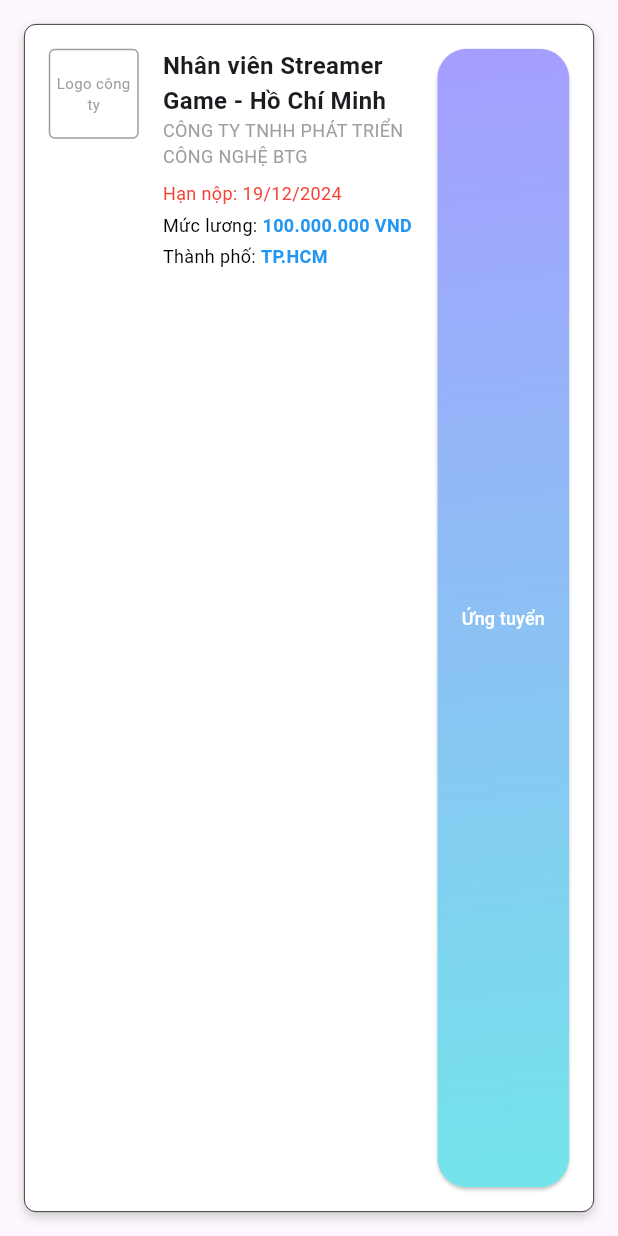
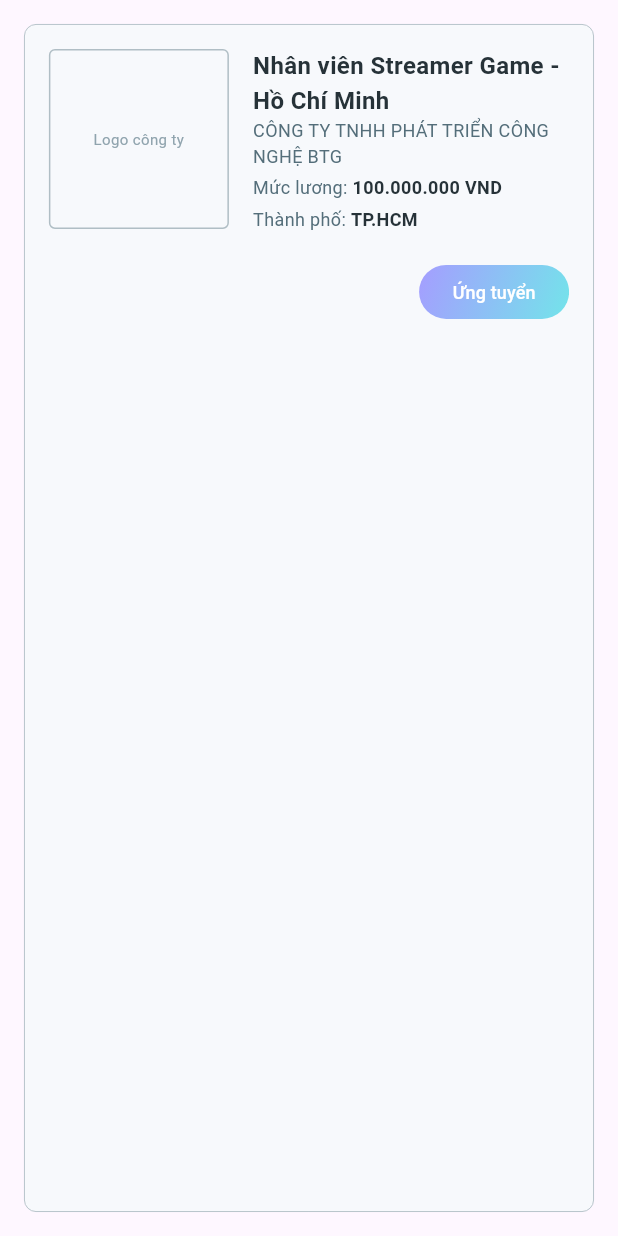
Before and after one commit to ThuPham60232004/flutter_application_project, a Flutter app: the JobCard widget shown alone on an empty page, opened directly, on a phone screen of 412 x 824 dp. Run offline on Flutter 3.47's test engine with Material 3 defaults, Android fonts, the phone set to English and light mode, and no system bars.

Commit message:
Them component (4)

```diff
--- a/lib/core/widgets/widget_jobcard.dart
+++ b/lib/core/widgets/widget_jobcard.dart
@@ -1,58 +1,44 @@
 import 'package:flutter/material.dart';
 import 'package:flutter_application_project/core/themes/primary_theme.dart';
-class JobCardApp extends StatelessWidget {
+
+class JobCard extends StatelessWidget {
+  const JobCard({Key? key}) : super(key: key);
+
   @override
   Widget build(BuildContext context) {
-    return MaterialApp(
-      debugShowCheckedModeBanner: false,
-      home: Scaffold(
-        body: Center(
-          child: JobCard(),
+    final isDarkMode = Theme.of(context).brightness == Brightness.dark;
+    final colors = _JobCardColors(isDarkMode);
+
+    return Container(
+      padding: const EdgeInsets.all(16.0),
+      margin: const EdgeInsets.all(16.0),
+      decoration: BoxDecoration(
+        color: colors.backgroundColor,
+        borderRadius: BorderRadius.circular(8.0),
+        border: Border.all(color: colors.borderColor, width: 0.6),
       ),
+      child: Column(
+        crossAxisAlignment: CrossAxisAlignment.end,
+        children: [
+          _JobDetails(colors: colors),
+          const SizedBox(height: 16.0),
+          _ApplyButton(),
+        ],
       ),
     );
   }
 }
-class JobCard extends StatelessWidget {
+class _JobDetails extends StatelessWidget {
+  final _JobCardColors colors;
+  const _JobDetails({required this.colors});
   @override
   Widget build(BuildContext context) {
-    return Container(
-      padding: const EdgeInsets.all(16.0),
-      margin:const EdgeInsets.all(16.0),
-      decoration: BoxDecoration(
-        color: Colors.white,
-        borderRadius: BorderRadius.circular(8.0),
-        border: Border.all(color: Colors.black, width: 0.5),
-        boxShadow: [
-          BoxShadow(
-            color: Colors.grey.withOpacity(0.5),
-            blurRadius: 5,
-            offset:const Offset(0, 3),
-          ),
-        ],
-      ),
-      child: Row(
+    return Row(
       crossAxisAlignment: CrossAxisAlignment.start,
       children: [
-          // Logo Container
-          Container(
-            width: 60,
-            height: 60,
-            decoration: BoxDecoration(
-              border: Border.all(color: Colors.grey),
-              borderRadius: BorderRadius.circular(4.0),
-            ),
-            child: const Center(
-              child: Text(
-                "Logo công ty",
-                textAlign: TextAlign.center,
-                style: TextStyle(fontSize: 10, color: Colors.grey),
-              ),
-            ),
-          ),
-        const  SizedBox(width: 16.0),
-          // Job Information
-         const Expanded(
+        _CompanyLogo(borderColor: colors.borderColor),
+        const SizedBox(width: 16.0),
+        Expanded(
           child: Column(
             crossAxisAlignment: CrossAxisAlignment.start,
             children: [
@@ -61,78 +47,97 @@ class JobCard extends StatelessWidget {
                 style: TextStyle(
                   fontSize: 16.0,
                   fontWeight: FontWeight.bold,
+                  color: colors.titleColor,
                 ),
               ),
               Text(
                 "CÔNG TY TNHH PHÁT TRIỂN CÔNG NGHỆ BTG",
                 style: TextStyle(
                   fontSize: 12.0,
-                    color: Colors.grey,
+                  color: colors.subtitleColor,
                 ),
               ),
-               SizedBox(height: 8.0),
-               Text(
-                  "Hạn nộp: 19/12/2024",
-                  style: TextStyle(
-                    fontSize: 12.0,
-                    color: Colors.red,
+              const SizedBox(height: 4.0),
+              _RichTextRow(
+                label: "Mức lương: ",
+                value: "100.000.000 VND",
+                colors: colors,
               ),
-                ),
-                SizedBox(height: 4.0),
-                Text.rich(
-                  TextSpan(
-                    children: [
-                      TextSpan(
-                        text: "Mức lương: ",
-                        style: TextStyle(
-                          fontSize: 12.0,
-                          color: Colors.black,
-                        ),
-                      ),
-                      TextSpan(
-                        text: "100.000.000 VND",
-                        style: TextStyle(
-                          fontSize: 12.0,
-                          color: Colors.blue,
-                          fontWeight: FontWeight.bold,
-                        ),
-                      ),
-                    ],
-                  ),
-                ),
-                SizedBox(height: 4.0),
-                Text.rich(
-                  TextSpan(
-                    children: [
-                      TextSpan(
-                        text: "Thành phố: ",
-                        style: TextStyle(
-                          fontSize: 12.0,
-                          color: Colors.black,
-                        ),
-                      ),
-                      TextSpan(
-                        text: "TP.HCM",
-                        style: TextStyle(
-                          fontSize: 12.0,
-                          color: Colors.blue,
-                          fontWeight: FontWeight.bold,
-                        ),
+              const SizedBox(height: 4.0),
+              _RichTextRow(
+                label: "Thành phố: ",
+                value: "TP.HCM",
+                colors: colors,
               ),
             ],
           ),
         ),
       ],
+    );
+  }
+}
+class _CompanyLogo extends StatelessWidget {
+  final Color borderColor;
+  const _CompanyLogo({required this.borderColor});
+  @override
+  Widget build(BuildContext context) {
+    return Container(
+      width: 120,
+      height: 120,
+      decoration: BoxDecoration(
+        border: Border.all(color: borderColor),
+        borderRadius: BorderRadius.circular(4.0),
+      ),
+      child: const Center(
+        child: Text(
+          "Logo công ty",
+          textAlign: TextAlign.center,
+          style: TextStyle(fontSize: 10, color: Color(0xFF90A4AE)),
         ),
       ),
-          ElevatedButton(
-            onPressed: () {
-            },
+    );
+  }
+}
+class _RichTextRow extends StatelessWidget {
+  final String label;
+  final String value;
+  final _JobCardColors colors;
+  const _RichTextRow({
+    required this.label,
+    required this.value,
+    required this.colors,
+  });
+  @override
+  Widget build(BuildContext context) {
+    return Text.rich(
+      TextSpan(
+        children: [
+          TextSpan(
+            text: label,
+            style: TextStyle(fontSize: 12.0, color: colors.subtitleColor),
+          ),
+          TextSpan(
+            text: value,
+            style: TextStyle(
+              fontSize: 12.0,
+              fontWeight: FontWeight.bold,
+              color: colors.titleColor,
+            ),
+          ),
+        ],
+      ),
+    );
+  }
+}
+class _ApplyButton extends StatelessWidget {
+  @override
+  Widget build(BuildContext context) {
+    return ElevatedButton(
+      onPressed: () {},
       style: ElevatedButton.styleFrom(
-              shape: RoundedRectangleBorder(
-                borderRadius: BorderRadius.circular(20.0),
-              ),
         padding: EdgeInsets.zero,
+        elevation: 0,
+        backgroundColor: Colors.transparent,
       ),
       child: Ink(
         decoration: BoxDecoration(
@@ -141,22 +146,29 @@ class JobCard extends StatelessWidget {
         ),
         child: Container(
           alignment: Alignment.center,
+          width: 60.0,
           constraints: const BoxConstraints(
-                  minWidth: 88.0,
+            minWidth: 100.0,
             minHeight: 36.0,
           ),
           child: const Text(
             "Ứng tuyển",
-                  style: TextStyle(
-                    fontSize: 12.0,
-                    color: Colors.white,
+            style: TextStyle(fontSize: 12.0, color: Colors.white),
           ),
         ),
-              ),
-            ),
-          ),
-        ],
       ),
     );
   }
 }
+class _JobCardColors {
+  final Color backgroundColor;
+  final Color borderColor;
+  final Color titleColor;
+  final Color subtitleColor;
+
+  _JobCardColors(bool isDarkMode)
+      : backgroundColor = isDarkMode ? const Color(0xFF263238) : const Color(0xFFF7F9FC),
+        borderColor = isDarkMode ? const Color(0xFF37474F) : const Color(0xFFB0BEC5),
+        titleColor = isDarkMode ? const Color(0xFFECEFF1) : const Color(0xFF263238),
+        subtitleColor = isDarkMode ? const Color(0xFFB0BEC5) : const Color(0xFF546E7A);
+}
--- a/lib/presentation/screens/home_screen.dart
+++ b/lib/presentation/screens/home_screen.dart
@@ -22,11 +22,11 @@ class HomeScreen extends StatelessWidget {
         child: Column(
           mainAxisAlignment: MainAxisAlignment.center,
           children: [
-            JobCard(),
+            //JobCard(),
           ],
         ),
       ),
-      bottomNavigationBar: CustomFooter(),
+      //bottomNavigationBar: CustomFooter(),
     );
   }
 }
```
Lines whose indentation alone changed are shown as unchanged.
